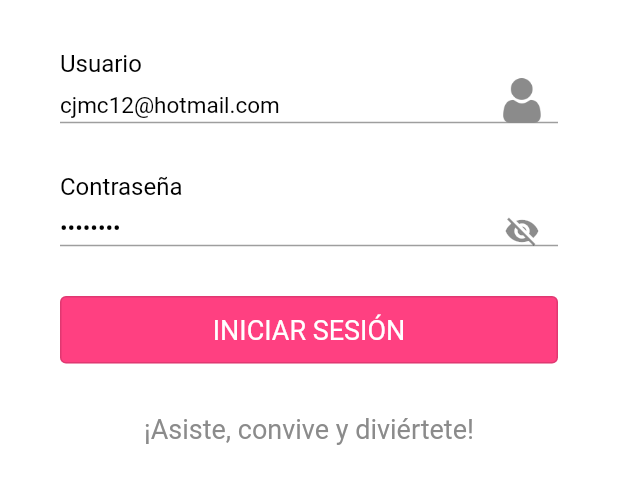
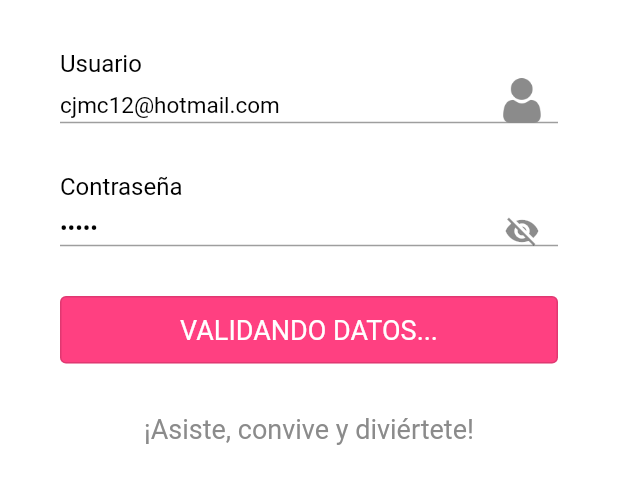
Before and after one commit to Getza2001/IAB-invitados, a Flutter app: the LoginScreen screen opened directly, after a tap on "INICIAR SESIÓN", on a phone screen of 412 x 824 dp, the part 375-879 px from its top. Run offline on Flutter 3.47's test engine with Material 2 defaults, Android fonts, the phone set to English and light mode, and no system bars; our stand-ins replace image_picker, shared_preferences; accounts and stored records are empty; network calls fail.

Commit message:
mostrar datos

```diff
--- a/lib/main.dart
+++ b/lib/main.dart
@@ -5,6 +5,7 @@ import 'package:flutter_iab_invitados/screens/splash_screen.dart';
 import 'package:flutter_iab_invitados/screens/foto_screen.dart';
 
 import 'package:flutter_iab_invitados/providers/datos_novios_provider.dart';
+import 'package:flutter_iab_invitados/screens/tabs_screen.dart';
 
 import 'package:provider/provider.dart';
 
@@ -36,8 +37,9 @@ class MyApp extends StatelessWidget {
     return MaterialApp(
         title: 'Invitación a Boda',
         debugShowCheckedModeBanner: false,
-        home: LoginScreen());
-    // home: SplashView());
+        // home: TabsScreen(idNovio: 1));
+        // home: LoginScreen());
+    home: SplashView());
     // home: Fotos());
   }
 }
--- a/lib/providers/login_provider.dart
+++ b/lib/providers/login_provider.dart
@@ -2,10 +2,42 @@ import 'dart:convert';
 import 'package:http/http.dart' as http;
 
 class LoginProvider {
-  loginValidate(String correo, String password) {}
+
+  // loginValidate(String correo, String password) {}
+  // final String _url = "http://www.invitacionaboda.com/WebService";
+
+  // http://invitacionaboda.com/WS/loginInvitadoExt.aspx?correo=cjmc12@hotmail.com&password=Ceci2215
+
+  final String _url = "http://www.invitacionaboda.com/WebService/v1";
+
+
+  Future<Map<String, dynamic>> loginValidate(
+      String correo, String password) async {
+    print("correo: " + correo);
+    print("pass: " + password);
+    // final url = '$_url/loginInvitadoExt.php?username=$correo&password=$password';
+    final url = '$_url/login.php?username=$correo&password=$password';
+    var response = await http.post(Uri.parse(url));
+
+
+// final url = '$_url/loginInvitadoExt.php?username=$correo&password=$password';
+//     var response = await http.post(Uri.parse(url));
+    //print(response);
+
+    //var dataLogin = await json.decode(json.encode(response.body));
+    //http://www.invitacionaboda.com/WebService/loginInvitadoExt.php?username=cjmc12@hotmail.com&password=admin
+
+    final Map<String, dynamic> dataLogin = json.decode(response.body);
+    print("pasa data login");
+    print(dataLogin);
+
+    return dataLogin;
+  }
+
+  // // loginValidate(String correo, String password) {}
   // final String _url = "http://www.invitacionaboda.com/WS";
 
-  // //http://invitacionaboda.com/WS/loginInvitadoExt.aspx?correo=cjmc12@hotmail.com&password=Ceci2215
+  // // http://invitacionaboda.com/WS/loginInvitadoExt.aspx?correo=cjmc12@hotmail.com&password=Ceci2215
 
   // Future<Map<String, dynamic>> loginValidate(
   //     String correo, String password) async {
@@ -19,9 +51,70 @@ class LoginProvider {
   //   //http://www.invitacionaboda.com/WebService/v1/login.php?username=cjmc12@hotmail.com&password=admin
 
   //   final Map<String, dynamic> dataLogin =
-  //       json.decode(json.encode(response.body));
+  //       json.decode((response.body));
 
   //   print("response: " + response.body);
   //   return dataLogin;
   // }
 }
+
+
+
+
+
+// import 'dart:convert';
+// import 'package:http/http.dart' as http;
+
+// class LoginProvider {
+
+//   // loginValidate(String correo, String password) {}
+//   final String _url = "http://www.invitacionaboda.com/WebService";
+
+//   // http://invitacionaboda.com/WS/loginInvitadoExt.aspx?correo=cjmc12@hotmail.com&password=Ceci2215
+
+//   Future<Map<String, dynamic>> loginValidate(
+//       String correo, String password) async {
+//     print("correo: " + correo);
+//     print("pass: " + password);
+//     final url =
+//         '$_url/loginInvitadoExt.php?username=$correo&password=$password';
+//     var response = await http.post(Uri.parse(url));
+
+
+// // final url = '$_url/loginInvitadoExt.php?username=$correo&password=$password';
+// //     var response = await http.post(Uri.parse(url));
+//     //print(response);
+
+//     //var dataLogin = await json.decode(json.encode(response.body));
+//     //http://www.invitacionaboda.com/WebService/loginInvitadoExt.php?username=cjmc12@hotmail.com&password=admin
+
+//     final Map<String, dynamic> dataLogin = json.decode(response.body);
+//     print("pasa data login");
+//     print(dataLogin);
+
+//     return dataLogin;
+//   }
+
+//   // // loginValidate(String correo, String password) {}
+//   // final String _url = "http://www.invitacionaboda.com/WS";
+
+//   // // http://invitacionaboda.com/WS/loginInvitadoExt.aspx?correo=cjmc12@hotmail.com&password=Ceci2215
+
+//   // Future<Map<String, dynamic>> loginValidate(
+//   //     String correo, String password) async {
+//   //   print("correo: " + correo);
+//   //   print("pass: " + password);
+//   //   final url = '$_url/loginInvitadoExt.aspx?correo=$correo&password=$password';
+//   //   var response = await http.post(Uri.parse(url));
+//   //   print(response);
+
+//   //   //var dataLogin = await json.decode(json.encode(response.body));
+//   //   //http://www.invitacionaboda.com/WebService/v1/login.php?username=cjmc12@hotmail.com&password=admin
+
+//   //   final Map<String, dynamic> dataLogin =
+//   //       json.decode((response.body));
+
+//   //   print("response: " + response.body);
+//   //   return dataLogin;
+//   // }
+// }
--- a/lib/screens/login_screen.dart
+++ b/lib/screens/login_screen.dart
@@ -113,7 +113,7 @@ class _LoginScreenState extends State<LoginScreen> {
                                         // },
                                         onSaved: (value) =>
                                             _password = value.toString(),
-                                        initialValue: 'Ceci2215',
+                                        initialValue: 'admin',
                                         //Ceci2215
                                         obscureText: !_passwordVisible,
                                         enableSuggestions: false,
@@ -190,92 +190,85 @@ class _LoginScreenState extends State<LoginScreen> {
   void validate() async {
     FocusScope.of(context).unfocus();
 
-    // var form = formKey.currentState;
-    // form!.save();
+    var form = formKey.currentState;
+    form!.save();
 
-    // if (_username.isEmpty || _password.isEmpty) {
-    //   showMessage('El usuario y la contraseña son requeridos');
-    // } else {
-    //   setState(() {
-    //     _progressLogin = true;
-    //     _textBtnLogin = "VALIDANDO DATOS...";
-    //   });
+    if (_username.isEmpty || _password.isEmpty) {
+      showMessage('El usuario y la contraseña son requeridos');
+    } else {
+      setState(() {
+        _progressLogin = true;
+        _textBtnLogin = "VALIDANDO DATOS...";
+      });
 
-    //   Map response = await loginProvider.loginValidate(_username, _password);
-    // print('response: ${response}');
+      Map response = await loginProvider.loginValidate(_username, _password);
+    print('responseeee desde login screen: ${response}');
 
-    // if (response['message'] == 'Datos correctos') {
-    // if (response != '') {
-    //   print("entra en metodo ok");
+    if (response['ok'] == true) {
 
-    //   print(response['idInvitado']);
+      print("usuario correcto");
+    int idN = response['idNovios'];
+    print('id novios en el login screen: ${idN} tipo: ${idN.runtimeType}');
+          Navigator.push(
+            context,
+            MaterialPageRoute(builder: (context) => TabsScreen(idNovio: response['idNovios'],)),
+            // MaterialPageRoute(builder: (context) => TabsScreen(idNovio: 1,)),
+          );
+      // print("entra en metodo ok");
 
-    //   // prefss.id_Novios = response['idNovios'];
-    //   //prefs.logeado = true;
-    //   //prefs = response['idNovios'];
+      // print(response['idInvitado']);
 
-    //   // prefs.recepcionFecha = response['recepcionFecha'];
-    //   // prefs.correoRegistro = _username;
+      // prefss.id_Novios = response['idNovios'];
+      // prefs.logeado = true;
+      // prefs = response['idNovios'];
 
-    //   print("usuario correcto");
+      // prefs.recepcionFecha = response['recepcionFecha'];
+      // prefs.correoRegistro = _username;
 
-    //   // Map response2 = await novioProvider.novioValidate(prefss.id_Novios);
+      // print("usuario correcto");
 
-    //   Navigator.push(
-    //     context,
-    //     MaterialPageRoute(builder: (context) => TabsScreen()),
-    //   );
+      // Map response2 = await novioProvider.novioValidate(prefss.id_Novios);
 
-    //   // Navigator.pushReplacement(context,
-    //   //                 MaterialPageRoute(builder: (context) {
-    //   //               return DashboardRepartidor(
-    //   //                   userInfo: userFromJson(response.body));
-    //   //             }));
-    // } else {
-    //   print("usuario incorrecto");
-    //   showMessage(response['response']);
-    //   setState(() {
-    //     _progressLogin = false;
-    //     _textBtnLogin = "INICIAR SESIÓN";
-    //   });
-    // }
-    // print("usuario correcto");
-    //       Navigator.push(
-    //         context,
-    //         MaterialPageRoute(builder: (context) => TabsScreen(idNovio: response['idNovios'],)),
-    //         // MaterialPageRoute(builder: (context) => TabsScreen(idNovio: 1,)),
-    //       );
+      // Navigator.push(
+      //   context,
+      //   MaterialPageRoute(builder: (context) => TabsScreen()),
+      // );
 
-    //       //Shared preference
+      // Navigator.pushReplacement(context,
+      //                 MaterialPageRoute(builder: (context) {
+      //               return DashboardRepartidor(
+      //                   userInfo: userFromJson(response.body));
+      //             }));
+    } else {
+      print("usuario incorrecto");
+      showMessage(response['response']);
+      setState(() {
+        _progressLogin = false;
+        _textBtnLogin = "INICIAR SESIÓN";
+      });
 
-    //       // print( 'Nombre novia: ${datosNovios.getNombreNovia(1)}');
-    //       // print( 'Nombre novio: ${datosNovios.getNombreNovio(1)}');
-    //     } else {
-    //       print("usuario incorrecto");
-    //       showMessage(response['response']);
-    //       setState(() {
-    //         _progressLogin = false;
-    //         _textBtnLogin = "INICIAR SESIÓN";
-    //       });
-    //     }
-    //   }
-    // }
+          // Shared preference
 
-    // void showMessage(String message) {
-    //   ScaffoldMessenger.of(context).showSnackBar(
-    //     SnackBar(
-    //       content: Text(message,
-    //           textAlign: TextAlign.center, style: const TextStyle(fontSize: 15)),
-    //       duration: const Duration(seconds: 3),
-    //     ),
-    //   );
-    // }
+          // print( 'Nombre novia: ${datosNovios.getNombreNovia(1)}');
+          // print( 'Nombre novio: ${datosNovios.getNombreNovio(1)}');
+        }
+      }
+    }
+
+    void showMessage(String message) {
+      ScaffoldMessenger.of(context).showSnackBar(
+        SnackBar(
+          content: Text(message,
+              textAlign: TextAlign.center, style: const TextStyle(fontSize: 15)),
+          duration: const Duration(seconds: 3),
+        ),
+      );
+    }
 
     // void asignarValor( int idNovios ) async {
-    //   // DatosNoviosProvider(idNovios);
+    //   DatosNoviosProvider(idNovios);
     //   datosNovios.getDatos(idNovios);
-    //   // await Future.delayed(Duration(seconds: 2));
+    //   await Future.delayed(Duration(seconds: 2));
     //   print('nombre noviaaaa: ${datosNovios.nombreNovia}');
     // }
-  }
 }
```
Also changed, not shown: lib/screens/loginIn_screen.dart (line endings or trailing spaces).
